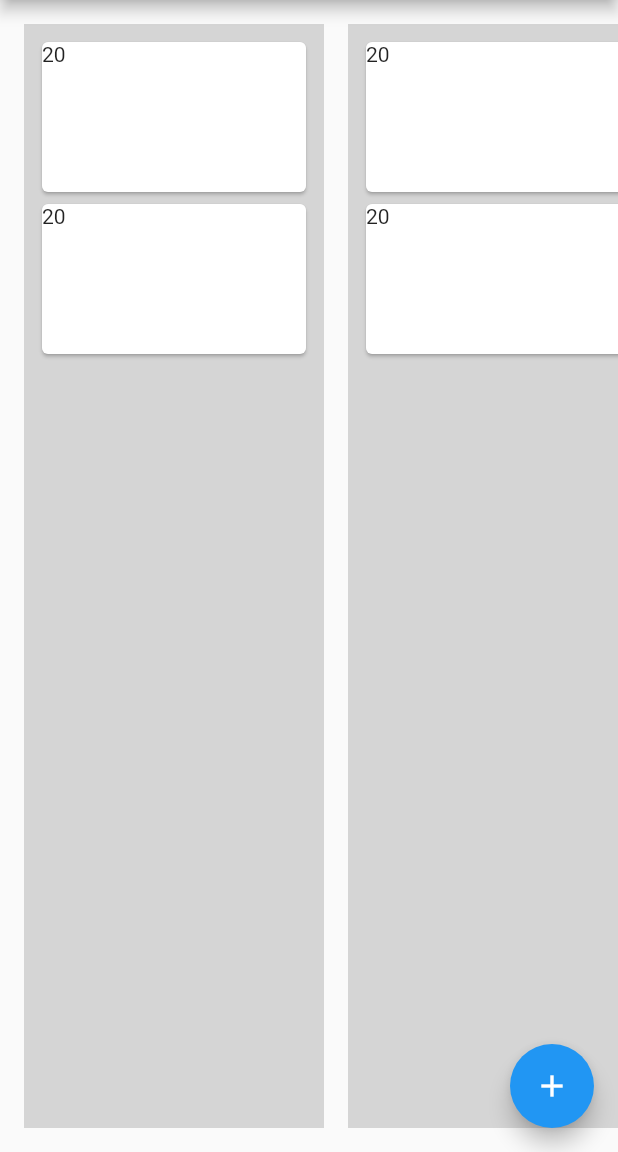
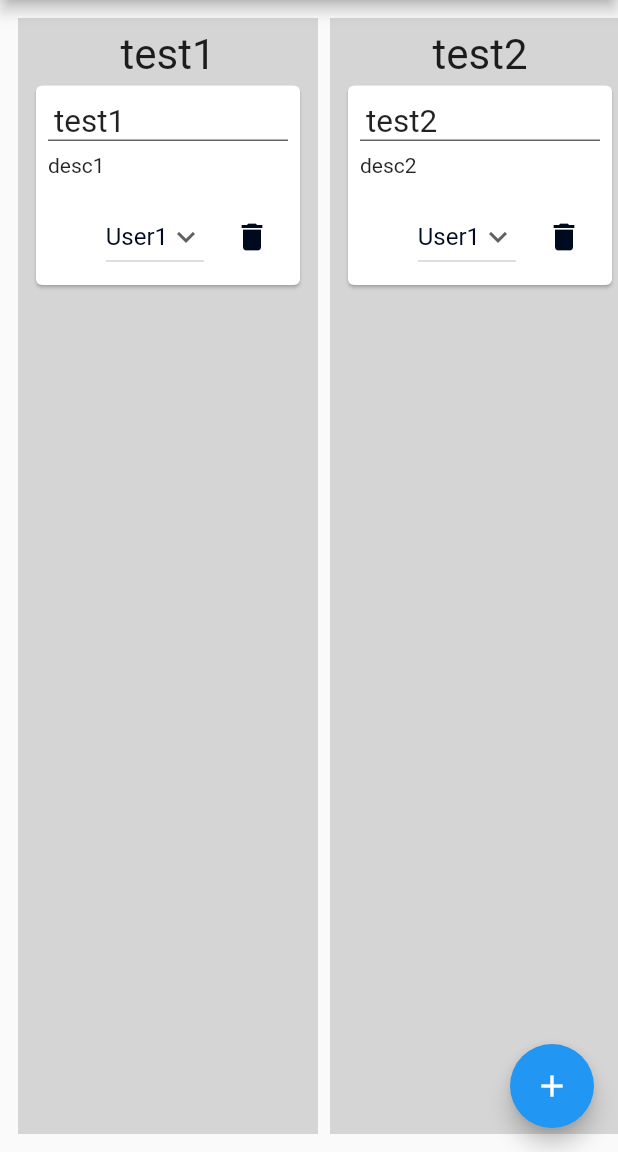
Before and after one commit to DanielVuust/ScrumBoard, a Flutter app: the screen it shows after launch, on a phone screen of 412 x 824 dp, the part 84-1236 px from its top. Run offline on Flutter 3.47's test engine with Material 2 defaults, Android fonts, the phone set to English and light mode, and no system bars; our stand-ins replace bloc.

Commit message:
ScrumBoard minimal MVP

```diff
--- a/lib/bloc/scrumboard_column_bloc.dart
+++ b/lib/bloc/scrumboard_column_bloc.dart
@@ -1,41 +1,36 @@
 import 'dart:async';
 
 import 'package:bloc/bloc.dart';
-import 'package:meta/meta.dart';
+import 'package:scrumboard/models/scrum_board_work_item_dao.dart';
 
 part 'scrumboard_column_event.dart';
 part 'scrumboard_column_state.dart';
 
 class ScrumboardColumnBloc
-    extends Bloc<ScrumboardColumnAddEvent<int>, ScrumboardColumnState> {
-  final _colorChangedStateController = StreamController<List<int>>();
+    extends Bloc<ScrumboardColumnEvent, ScrumboardColumnState> {
+  final _columnItemsChangedController = StreamController<List<ScrumBoardWorkItemDAO>>();
 
-  StreamSink<List<int>> get _currentColor => _colorChangedStateController.sink;
+  StreamSink<List<ScrumBoardWorkItemDAO>> get _currentItems => _columnItemsChangedController.sink;
 
-  Stream<List<int>> get color => _colorChangedStateController.stream;
+  Stream<List<ScrumBoardWorkItemDAO>> get items => _columnItemsChangedController.stream;
 
   //Events.
-  final _eventStreamController = StreamController<ScrumboardColumnAddEvent>();
+  final _eventStreamController = StreamController<ScrumboardColumnEvent>();
 
-  StreamSink<ScrumboardColumnAddEvent> get eventSink =>
+  StreamSink<ScrumboardColumnEvent> get eventSink =>
       _eventStreamController.sink;
 
-  Stream<ScrumboardColumnAddEvent> get eventStream =>
+  Stream<ScrumboardColumnEvent> get eventStream =>
       _eventStreamController.stream;
 
-  ScrumboardColumnBloc(List<int> list)
-      : super(ScrumboardColumnInitial(list: list)) {
+  ScrumboardColumnBloc(List<ScrumBoardWorkItemDAO> workItems)
+      : super(ScrumboardColumnInitial(workItems)) {
+        _currentItems.add(state.workItems);
     _eventStreamController.stream.listen(_mapEventToState);
   }
 
   void _mapEventToState(ScrumboardColumnEvent event) {
-    if (event is ScrumboardColumnAddEvent) {
-      print("ScrumboardColumnAddEvent");
-      state.list.add(1);
-      print(state.list);
-    }
-    if (event is ScrumboardColumnRemoveEvent) {
-      print("ScrumboardColumnRemoveEvent");
-    }
+      event.execute(state.workItems);
+    _currentItems.add(state.workItems);
   }
 }
--- a/lib/bloc/scrumboard_column_event.dart
+++ b/lib/bloc/scrumboard_column_event.dart
@@ -1,8 +1,27 @@
 part of 'scrumboard_column_bloc.dart';
 
-@immutable
-abstract class ScrumboardColumnEvent {}
+abstract class ScrumboardColumnEvent {
+  const ScrumboardColumnEvent(this.workItem);
+  final ScrumBoardWorkItemDAO workItem;
 
-class ScrumboardColumnAddEvent<int> extends ScrumboardColumnEvent {}
+  execute(List<ScrumBoardWorkItemDAO> workItems);
+}
 
-class ScrumboardColumnRemoveEvent<int> extends ScrumboardColumnEvent {}
+class ScrumboardColumnAddEvent extends ScrumboardColumnEvent {
+  const ScrumboardColumnAddEvent(ScrumBoardWorkItemDAO workItem)
+      : super(workItem);
+
+  @override
+  execute(List<ScrumBoardWorkItemDAO> workItems) {
+    workItems.add(workItem);
+  }
+}
+
+class ScrumboardColumnRemoveEvent extends ScrumboardColumnEvent {
+  const ScrumboardColumnRemoveEvent(ScrumBoardWorkItemDAO workItem)
+      : super(workItem);
+  @override
+  execute(List<ScrumBoardWorkItemDAO> workItems) {
+    workItems.remove(workItem);
+  }
+}
--- a/lib/bloc/scrumboard_column_state.dart
+++ b/lib/bloc/scrumboard_column_state.dart
@@ -1,12 +1,11 @@
 part of 'scrumboard_column_bloc.dart';
 
-@immutable
 abstract class ScrumboardColumnState {
-  List<int> list;
-  ScrumboardColumnState({required this.list}) {}
+  final List<ScrumBoardWorkItemDAO> workItems;
+  ScrumboardColumnState(this.workItems);
 }
 
-@immutable
 class ScrumboardColumnInitial extends ScrumboardColumnState {
-  ScrumboardColumnInitial({required super.list});
+  ScrumboardColumnInitial(List<ScrumBoardWorkItemDAO> workItems)
+      : super(workItems);
 }
--- /dev/null
+++ b/lib/models/scrum_board_column_dao.dart
@@ -0,0 +1,9 @@
+import 'package:scrumboard/models/scrum_board_work_item_dao.dart';
+
+class ScrumBoardColumnDAO {
+  final int id;
+  final List<ScrumBoardWorkItemDAO> workItems;
+  final String heading;
+
+  ScrumBoardColumnDAO(this.id, this.workItems, this.heading);
+}
--- /dev/null
+++ b/lib/models/scrum_board_work_item_dao.dart
@@ -0,0 +1,11 @@
+import 'package:scrumboard/models/user_dao.dart';
+
+class ScrumBoardWorkItemDAO {
+  final int id;
+  final String name;
+  final String description;
+  final UserDAO? responsibleUser;
+
+  ScrumBoardWorkItemDAO(
+      this.id, this.name, this.description, [this.responsibleUser]);
+}
--- /dev/null
+++ b/lib/models/user_dao.dart
@@ -0,0 +1,7 @@
+class UserDAO {
+  final String firstname;
+  final String lastname;
+  final String nameAbbreviation;
+
+  UserDAO(this.firstname, this.lastname, this.nameAbbreviation);
+}
--- a/lib/widgets/scrum_board/scrum_board.dart
+++ b/lib/widgets/scrum_board/scrum_board.dart
@@ -1,8 +1,27 @@
 import 'package:flutter/material.dart';
+import 'package:scrumboard/models/scrum_board_column_dao.dart';
+import 'package:scrumboard/models/scrum_board_work_item_dao.dart';
 import 'package:scrumboard/widgets/scrum_board/scrum_board_column.dart';
 
-class ScrumBoard extends StatelessWidget {
+class ScrumBoard extends StatefulWidget {
   const ScrumBoard({super.key});
+
+  @override
+  State<ScrumBoard> createState() => _ScrumBoardState();
+}
+
+class _ScrumBoardState extends State<ScrumBoard> {
+
+  // ignore: todo
+  //TODO Get values from db, This is placeholder values.
+  final ScrumBoardColumnDAO dao = ScrumBoardColumnDAO(
+      1, [ScrumBoardWorkItemDAO(1, "test1", "desc1")], "test1");
+  final ScrumBoardColumnDAO dao2 = ScrumBoardColumnDAO(
+      2, [ScrumBoardWorkItemDAO(2, "test2", "desc2")], "test2");
+      final ScrumBoardColumnDAO dao3 = ScrumBoardColumnDAO(
+      3, [ScrumBoardWorkItemDAO(3, "test3", "desc3"),ScrumBoardWorkItemDAO(3, "test3", "desc3"),ScrumBoardWorkItemDAO(3, "test3", "desc3"),ScrumBoardWorkItemDAO(3, "test3", "desc3"),ScrumBoardWorkItemDAO(3, "test3", "desc3"),ScrumBoardWorkItemDAO(3, "test3", "desc3")], "test3");
+      final ScrumBoardColumnDAO dao4 = ScrumBoardColumnDAO(
+      4, [ScrumBoardWorkItemDAO(4, "test4", "desc4")], "test4");
 
   @override
   Widget build(BuildContext context) {
@@ -13,18 +32,18 @@ class ScrumBoard extends StatelessWidget {
       body: ListView(
         scrollDirection: Axis.horizontal,
         padding: const EdgeInsets.all(8),
-        children: const [
+        children: [
           ScrumBoardColumn(
-            header: 'To Do',
+            scrumBoardColumn: dao,
           ),
           ScrumBoardColumn(
-            header: 'In Progress',
+            scrumBoardColumn: dao2,
           ),
           ScrumBoardColumn(
-            header: 'Resolved',
+            scrumBoardColumn: dao3,
           ),
           ScrumBoardColumn(
-            header: 'Done',
+            scrumBoardColumn: dao4,
           ),
         ],
       ),
--- a/lib/widgets/scrum_board/scrum_board_column.dart
+++ b/lib/widgets/scrum_board/scrum_board_column.dart
@@ -1,82 +1,78 @@
-import 'dart:math';
-
 import 'package:flutter/material.dart';
 import 'package:scrumboard/bloc/scrumboard_column_bloc.dart';
+import 'package:scrumboard/models/scrum_board_column_dao.dart';
 
-import 'scrum_board_work_item.dart';
+import '../../models/scrum_board_work_item_dao.dart';
+import 'scrum_board_draggable_work_item.dart';
 
 class ScrumBoardColumn extends StatefulWidget {
-  final String header;
-  const ScrumBoardColumn({super.key, required this.header});
+  final ScrumBoardColumnDAO scrumBoardColumn;
+  const ScrumBoardColumn({super.key, required this.scrumBoardColumn});
 
   @override
   State<ScrumBoardColumn> createState() => _ScrumBoardColumnState();
 }
 
 class _ScrumBoardColumnState extends State<ScrumBoardColumn> {
-  final List<ScrumBoardWorkItem> list = List.generate(
-      2,
-      (index) => ScrumBoardWorkItem(
-            id: Random().nextInt(100),
-          ));
-  Color color = const Color.fromARGB(255, 213, 213, 213);
-
-  // final List<int> test2 = [2, 3, 4];
-  var bloc = ScrumboardColumnBloc([2, 3, 4]);
+  //Used to change background when hovering item over drag target.
+  Color backgroundColor = const Color.fromARGB(255, 213, 213, 213);
 
   @override
   Widget build(BuildContext context) {
+    var bloc = ScrumboardColumnBloc(widget.scrumBoardColumn.workItems);
     return Container(
-      padding: const EdgeInsets.all(8),
-      child: DragTarget<int>(
+      padding: const EdgeInsets.all(4),
+      child: DragTarget<ScrumBoardWorkItemDAO>(
         onWillAccept: (data) {
-          setState(() {
-            color = const Color.fromARGB(255, 182, 182, 182);
-          });
+          //Sets backgorund color a bit darker on hover.
+          backgroundColor = const Color.fromARGB(255, 182, 182, 182);
+          //Returns true to show drag target is valid.
           return true;
         },
         onAccept: (data) => {
-          bloc.eventSink.add(ScrumboardColumnAddEvent()),
-          print("Dragged to ${widget.header}"),
-          color = const Color.fromARGB(255, 213, 213, 213),
+          //Adds the current widget to the column bloc.
+          bloc.eventSink.add(ScrumboardColumnAddEvent(data)),
+          //Resets the color to default.
+          backgroundColor = const Color.fromARGB(255, 213, 213, 213),
         },
-        onLeave: (data) => setState(() {
-          color = const Color.fromARGB(255, 213, 213, 213);
-        }),
-        builder: (context, _, __) => Container(
+        onLeave: (data) =>
+            //Resets the color to default.
+            backgroundColor = const Color.fromARGB(255, 213, 213, 213),
+        builder: (context, _, __) =>
+            Container(
               padding: const EdgeInsets.all(8),
-          color: color,
+              color: backgroundColor,
               width: 200,
-          child:
-              // StreamBuilder<List<int>>(
-              //   stream: bloc.color,
-              //   builder:
-              //       (BuildContext context, AsyncSnapshot<List<int>> snapshot) {
-
-              // print(snapshot);
-              // if (snapshot.hasData) {
-              //   dynamic e = snapshot.data!.first.toString();
-              //   print(e);
-              //   print(e);
-              //   print("here " + e);
-
-              //   return Text(snapshot.data!.toString());
-              //   // return ScrumBoardWorkItem(
-              //   //   id: snapshot.data!.first,
-              //   // );
-              // }
-              // print("here32323");
-              // return const ScrumBoardWorkItem(
-              //   id: 0,
-              // );
-              // },
-
-              ListView.builder(
-            shrinkWrap: true,
-            itemCount: list.length,
+              height: 1100,
+              child: Column(
+                mainAxisSize: MainAxisSize.min,
+                mainAxisAlignment: MainAxisAlignment.center,
+                children: [
+                  Text(widget.scrumBoardColumn.heading, textAlign: TextAlign.start, textScaleFactor: 2,),
+                   Expanded(
+                    child: StreamBuilder<List<ScrumBoardWorkItemDAO>>(
+                      stream: bloc.items,
+                      builder: (BuildContext context,
+                          AsyncSnapshot<List<ScrumBoardWorkItemDAO>> snapshot) {
+                        if (snapshot.connectionState == ConnectionState.waiting) {
+                          return const CircularProgressIndicator();
+                        } else if (snapshot.connectionState == ConnectionState.done) {
+                          return const Text('done');
+                        } else if (snapshot.hasError) {
+                          return const Text('Error!');
+                        } else {
+                          return ListView.builder(
                             itemBuilder: (context, index) {
-              return list[index];
+                              return ScrumBoardDragableWorkItem(
+                                  workItem: snapshot.data![index], bloc: bloc);
                             },
+                            itemCount: snapshot.data!.length,
+                          );
+                        }
+                      },
+                    ),
+                  ),
+                ],
               ),
             ),
       ),
--- /dev/null
+++ b/lib/widgets/scrum_board/scrum_board_draggable_work_item.dart
@@ -0,0 +1,46 @@
+import 'package:flutter/material.dart';
+import 'package:scrumboard/models/scrum_board_work_item_dao.dart';
+import 'package:scrumboard/widgets/scrum_board/scrum_board_work_item_card.dart';
+
+import '../../bloc/scrumboard_column_bloc.dart';
+
+class ScrumBoardDragableWorkItem extends StatelessWidget {
+  final ScrumBoardWorkItemDAO workItem;
+  final ScrumboardColumnBloc bloc;
+  const ScrumBoardDragableWorkItem(
+      {super.key, required this.workItem, required this.bloc});
+
+  @override
+  Widget build(BuildContext context) {
+
+    return Draggable<ScrumBoardWorkItemDAO>(
+      onDragCompleted: () => {
+        bloc.eventSink.add(ScrumboardColumnRemoveEvent(workItem))
+      },
+      data: workItem,
+      feedback: SizedBox(
+        width: 200,
+        child: ScrumBoardWorkItemCard(
+          workItem: workItem,
+          bloc: bloc
+        ),
+      ),
+      //Is used to show where the workitems originally where by a box shoadow.
+      childWhenDragging: Container(
+        height: 100,
+        decoration: const BoxDecoration(
+          boxShadow: [
+            BoxShadow(color: Color.fromRGBO(142, 142, 142, 0.5), blurRadius: 5)
+          ],
+        ),
+      ),
+      child: SizedBox(
+        child: ScrumBoardWorkItemCard(
+          workItem: workItem,
+          bloc: bloc,
+        ),
+      ),
+
+    );
+  }
+}
--- a/lib/widgets/scrum_board/scrum_board_work_item.dart
+++ /dev/null
@@ -1,38 +0,0 @@
-import 'dart:math';
-
-import 'package:flutter/material.dart';
-
-class ScrumBoardWorkItem extends StatelessWidget {
-  final int id;
-  const ScrumBoardWorkItem({super.key, required this.id});
-
-  @override
-  Widget build(BuildContext context) {
-    //TODO Remove description.
-    String description = "Description for workitem ${id}";
-
-    return Draggable<int>(
-      onDragCompleted: () => {print("Dragged item $id")},
-      data: id,
-      feedback: Card(
-        child: SizedBox(
-          height: 100,
-          width: 200,
-          child: Text(
-            id.toString(),
-            textAlign: TextAlign.left,
-            textScaleFactor: 2,
-          ),
-        ),
-      ),
-      childWhenDragging: null,
-      child: Card(
-        child: SizedBox(
-          height: 100,
-          width: 200,
-          child: Text(id.toString()),
-        ),
-      ),
-    );
-  }
-}
--- /dev/null
+++ b/lib/widgets/scrum_board/scrum_board_work_item_card.dart
@@ -0,0 +1,84 @@
+import 'package:flutter/material.dart';
+import 'package:scrumboard/models/scrum_board_work_item_dao.dart';
+
+import '../../bloc/scrumboard_column_bloc.dart';
+
+class ScrumBoardWorkItemCard extends StatelessWidget {
+  final ScrumBoardWorkItemDAO workItem;
+  final ScrumboardColumnBloc bloc;
+  const ScrumBoardWorkItemCard(
+      {super.key, required this.workItem, required this.bloc});
+
+  @override
+  Widget build(BuildContext context) {
+    // ignore: todo
+    //TODO Remove and get users from DB.
+    const List<String> users = [
+      'User1',
+      'User2',
+      'User3',
+      'User4',
+      'User5',
+    ];
+    return Card(
+        child: Column(
+      crossAxisAlignment: CrossAxisAlignment.start,
+      children: [
+        Padding(
+          padding: const EdgeInsets.fromLTRB(12, 12, 0, 0),
+          child: Text(
+            workItem.name,
+            textScaleFactor: 1.5,
+          ),
+        ),
+        const Padding(
+          padding: EdgeInsets.fromLTRB(8, 0, 8, 0),
+          child: Divider(
+            color: Color.fromARGB(255, 100, 100, 100),
+            height: 0,
+            thickness: 1,
+          ),
+        ),
+        Padding(
+          padding: const EdgeInsets.all(8.0),
+          child: Text(workItem.description),
+        ),
+        Column(
+          mainAxisAlignment: MainAxisAlignment.start,
+          children: [
+            ButtonBar(
+              children: [
+                DropdownButton(
+                  focusColor: const Color(0xFF000A1F),
+                  value: users.first,
+                  icon: const Icon(Icons.keyboard_arrow_down),
+                  items: users.map((String items) {
+                    return DropdownMenuItem(
+                      value: items,
+                      child: Text(
+                        items,
+                        style: const TextStyle(
+                          color: Color(0xFF000A1F),
+                        ),
+                      ),
+                    );
+                  }).toList(),
+                  onChanged: (String? newValue) {
+                    // ignore: todo
+                    //TODO Change user.
+                  },
+                ),
+                IconButton(
+                    onPressed: () {
+                      bloc.eventSink.add(ScrumboardColumnRemoveEvent(workItem));
+                    },
+                    icon: const Icon(Icons.delete),
+                    color: const Color(0xFF000A1F))
+              ],
+            )
+          ],
+        ),
+      ],
+    ));
+  }
+}
```
Also changed, not shown: 1 other file. Lines whose indentation alone changed are shown as unchanged.
